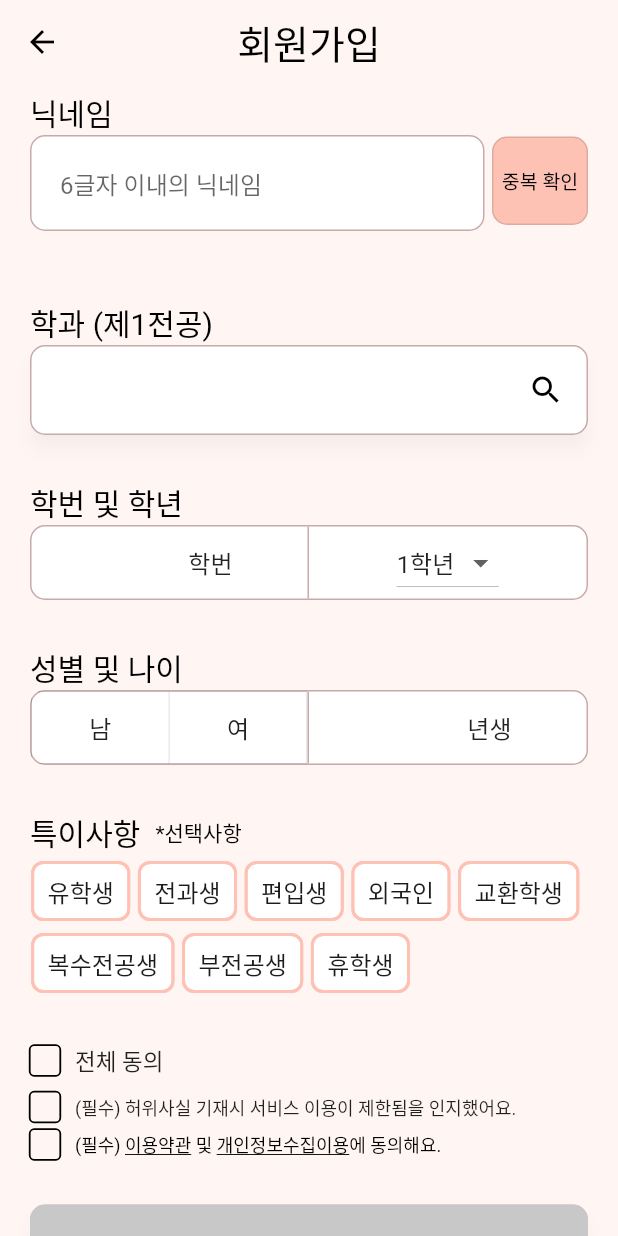
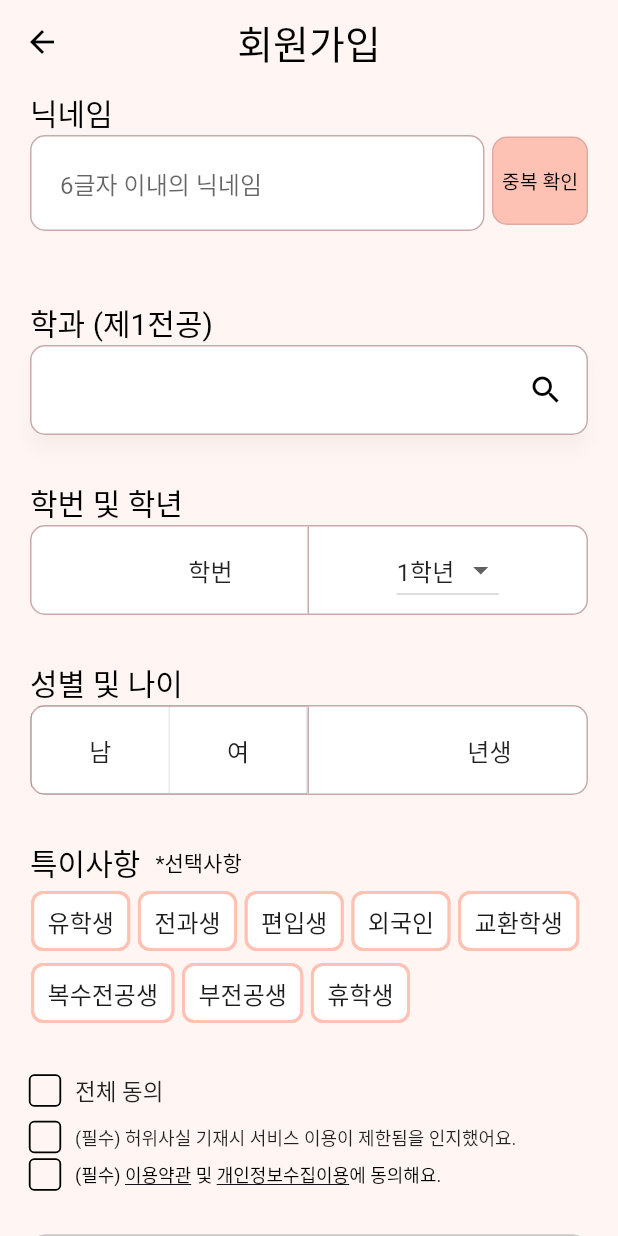
Before and after one commit to TEAM-LINRING/LINRING-FRONT, a Flutter app: the SignUpScreen screen opened by its route, scrolled down 576 dp, on a phone screen of 412 x 824 dp. Run offline on Flutter 3.47's test engine with Material 2 defaults, Android fonts, the phone set to English and light mode, and no system bars; our stand-ins replace carousel_slider, firebase_core, firebase_dynamic_links, flutter_dotenv, flutter_rating_bar, flutter_secure_storage; missing offline and left inert: omni_datetime_picker; accounts and stored records are empty; Roboto replaces fonts that are missing (Pretendard).

Commit message:
Fix: 회원가입 내 입력 필드 별 크기 조정
각각의 입력필드 높이를 60으로 고정하여 통일했습니다.

```diff
--- a/lib/screens/signup_screen.dart
+++ b/lib/screens/signup_screen.dart
@@ -523,6 +523,7 @@ class _SignUpScreenState extends State<SignUpScreen> {
               )),
           SizedBox(
             width: double.infinity,
+            height: 60,
             child: OutlinedButton(
               onPressed: () async {
                 final result =
@@ -576,6 +577,7 @@ class _SignUpScreenState extends State<SignUpScreen> {
                 ),
               )),
           Container(
+            height: 60,
             decoration: BoxDecoration(
               color: Colors.white,
               border: Border.all(color: const Color(0xFFC8AAAA), width: 1.0),
@@ -586,6 +588,7 @@ class _SignUpScreenState extends State<SignUpScreen> {
                 Expanded(
                   flex: 1,
                   child: Container(
+                    height: double.infinity,
                     decoration: const BoxDecoration(
                         border: Border(
                             right: BorderSide(
@@ -605,13 +608,13 @@ class _SignUpScreenState extends State<SignUpScreen> {
                         errorBorder: InputBorder.none,
                         disabledBorder: InputBorder.none,
                         hintText: null,
-                        contentPadding: EdgeInsets.only(top: 15),
+                        contentPadding: EdgeInsets.only(top: 19),
                         suffixIcon: Padding(
                           padding: EdgeInsets.only(right: 50.0),
                           child: Align(
                             alignment: Alignment.center,
                             widthFactor: 1.0,
-                            heightFactor: 1.0,
+                            heightFactor: 4.0,
                             child: Text(
                               '학번',
                               style: TextStyle(fontSize: 16),
@@ -666,6 +669,7 @@ class _SignUpScreenState extends State<SignUpScreen> {
               )),
 
           Container(
+            height: 60,
             clipBehavior: Clip.hardEdge,
             decoration: BoxDecoration(
               color: Colors.white,
@@ -677,6 +681,7 @@ class _SignUpScreenState extends State<SignUpScreen> {
                 Expanded(
                   flex: 1,
                   child: Container(
+                    height: double.infinity,
                     decoration: const BoxDecoration(
                         border: Border(
                             right: BorderSide(
@@ -709,8 +714,8 @@ class _SignUpScreenState extends State<SignUpScreen> {
                 ),
                 Expanded(
                     flex: 1,
-                    child: Padding(
-                        padding: const EdgeInsets.fromLTRB(0, 0, 0, 0),
+                    child: SizedBox(
+                      height: double.infinity,
                       child: TextField(
                         textAlign: TextAlign.end,
                         controller: birthController,
@@ -726,13 +731,13 @@ class _SignUpScreenState extends State<SignUpScreen> {
                           errorBorder: InputBorder.none,
                           disabledBorder: InputBorder.none,
                           hintText: null,
-                            contentPadding: EdgeInsets.only(top: 15),
+                          contentPadding: EdgeInsets.only(top: 19),
                           suffixIcon: Padding(
                             padding: EdgeInsets.only(right: 50.0),
                             child: Align(
                               alignment: Alignment.center,
                               widthFactor: 1.0,
-                                heightFactor: 1.0,
+                              heightFactor: 4.0,
                               child: Text(
                                 '년생',
                                 style: TextStyle(fontSize: 16),
@@ -745,7 +750,8 @@ class _SignUpScreenState extends State<SignUpScreen> {
                             isSignUpButtonEnabled = checkFormValidity();
                           });
                         },
-                        ))),
+                      ),
+                    )),
               ],
             ),
           ),
```
Lines whose indentation alone changed are shown as unchanged.
